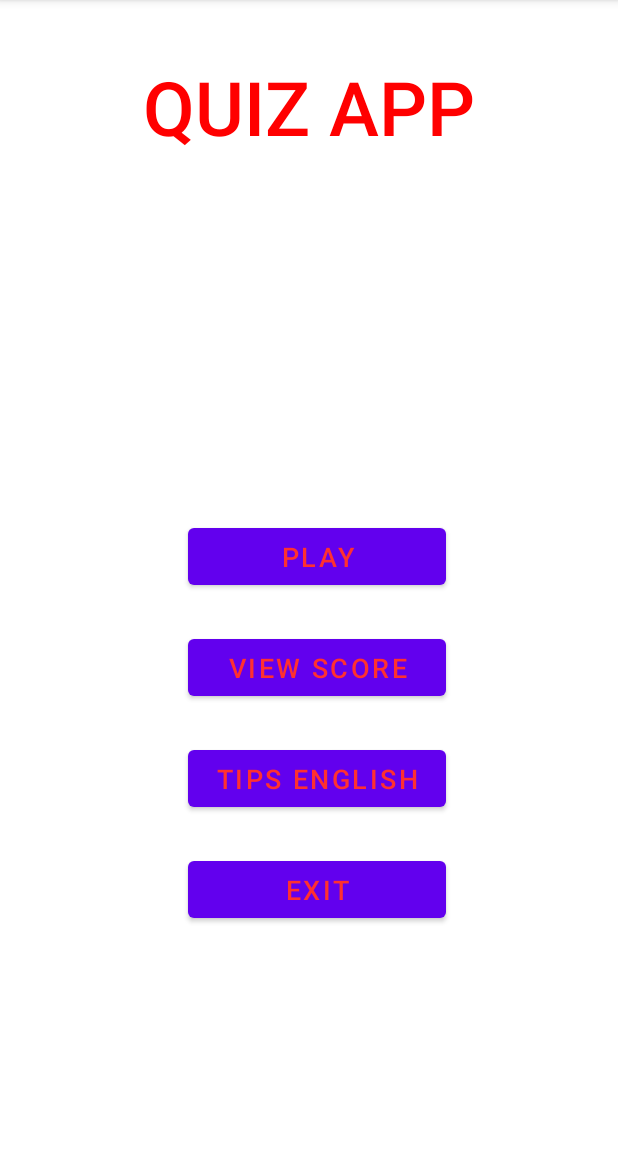
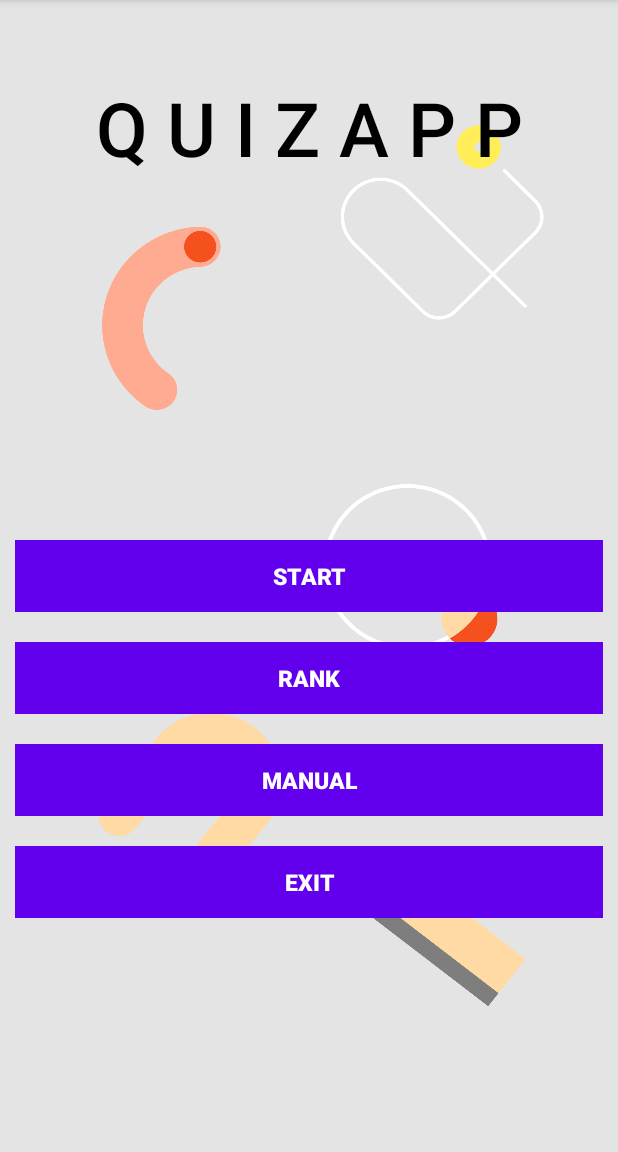
Before and after one commit to ThaitaiHo/Quizzz, an Android app: the screen it shows after launch (MainActivity), on a phone screen of 412 x 824 dp, the part 84-1236 px from its top. Run offline under Robolectric (Android 15) with nearby library versions, the phone set to English and light mode, and no system bars.

Commit message:
1:01 11.14.2020

```diff
--- a/Quizz/app/src/main/AndroidManifest.xml
+++ b/Quizz/app/src/main/AndroidManifest.xml
@@ -20,6 +20,9 @@
         <activity android:name=".Manual"/>
         <activity android:name=".Level"/>
         <activity android:name=".Playing"/>
+        <activity android:name=".Easy"/>
+        <activity android:name=".Normal"/>
+        <activity android:name=".Hard"/>
     </application>
 
 </manifest>
--- a/Quizz/app/src/main/res/layout/activity_main.xml
+++ b/Quizz/app/src/main/res/layout/activity_main.xml
@@ -10,28 +10,28 @@
     <LinearLayout
         android:layout_width="match_parent"
         android:layout_height="wrap_content"
-        android:orientation="vertical">
+        android:orientation="vertical"
+        android:background="@drawable/background1">
 
         <TextView
             android:layout_width="match_parent"
-            android:layout_height="82dp"
+            android:layout_height="110dp"
             android:layout_gravity="center"
             android:layout_marginTop="30dp"
             android:fontFamily="sans-serif-medium"
             android:gravity="center"
-            android:text="QUIZ APP"
-            android:textColor="#ff00"
+            android:text="Q U I Z A P P"
+            android:textColor="#000000"
             android:textSize="50dp" />
 
         <TextView
             android:id="@+id/txtFullName"
             android:layout_width="400dp"
+            android:layout_height="200dp"
             android:layout_gravity="center"
-            android:layout_height="200dp"
-            android:paddingTop="80dp"
             android:fontFamily="sans-serif-medium"
             android:gravity="center"
-            android:text="Hahaha"
+            android:paddingTop="80dp"
             android:textColor="#fff"
             android:textSize="35sp"
             android:textStyle="bold" />
@@ -47,47 +47,54 @@
 
             <Button
                 android:id="@+id/play_btn"
-                android:layout_width="172dp"
-                android:layout_height="50dp"
-                android:layout_marginLeft="125dp"
-                android:layout_marginTop="24dp"
-                android:layout_weight="1"
-                android:text="PLAY"
-                android:textColor="#FF3030"
-                android:textSize="18sp" />
+                style="@style/Widget.AppCompat.Button.Borderless"
+                android:layout_width="match_parent"
+                android:layout_height="wrap_content"
+                android:layout_margin="10dp"
+                android:background="#FF8a80"
+                android:text="START"
+                android:textSize="15sp"
+                android:textColor="@android:color/white"
+                android:textStyle="bold" />
 
             <Button
                 android:id="@+id/viewcode_btn"
-                android:layout_width="172dp"
-                android:layout_height="50dp"
-                android:layout_marginLeft="125dp"
-                android:layout_marginTop="24dp"
-                android:layout_weight="1"
-                android:text="VIEW SCORE"
-                android:textColor="#FF3030"
-                android:textSize="18sp" />
+                style="@style/Widget.AppCompat.Button.Borderless"
+                android:layout_width="match_parent"
+                android:layout_height="wrap_content"
+                android:layout_margin="10dp"
+                android:background="#FF8a80"
+                android:text="RANK"
+                android:textSize="15sp"
+                android:textColor="@android:color/white"
+                android:textStyle="bold" />
+
 
             <Button
                 android:id="@+id/manual_btn"
-                android:layout_width="172dp"
-                android:layout_height="50dp"
-                android:layout_marginLeft="125dp"
-                android:layout_marginTop="24dp"
-                android:layout_weight="1"
-                android:text="TIPS ENGLISH"
-                android:textColor="#FF3030"
-                android:textSize="18sp" />
+                style="@style/Widget.AppCompat.Button.Borderless"
+                android:layout_width="match_parent"
+                android:layout_height="wrap_content"
+                android:layout_margin="10dp"
+                android:background="#FF8a80"
+                android:text="MANUAL"
+                android:textSize="15sp"
+                android:textColor="@android:color/white"
+                android:textStyle="bold" />
+
 
             <Button
                 android:id="@+id/exit_btn"
-                android:layout_width="172dp"
-                android:layout_height="50dp"
-                android:layout_marginLeft="125dp"
-                android:layout_marginTop="24dp"
-                android:layout_weight="1"
+                style="@style/Widget.AppCompat.Button.Borderless"
+                android:layout_width="match_parent"
+                android:layout_height="wrap_content"
+                android:layout_margin="10dp"
+                android:background="#FF8a80"
                 android:text="EXIT"
-                android:textColor="#FF3030"
-                android:textSize="18sp" />
+                android:textSize="15sp"
+                android:textColor="@android:color/white"
+                android:textStyle="bold" />
+
 
         </LinearLayout>
     </LinearLayout>
```
Also changed, not shown: Quizz/app/src/main/java/com/example/quizz/Result.java (+21 -0 lines), Quizz/app/src/main/res/layout/high_score.xml (+8 -4 lines), Quizz/app/src/main/res/layout/level.xml (+39 -15 lines), Quizz/app/src/main/res/layout/manual.xml (+12 -7 lines), Quizz/app/src/main/res/layout/playing.xml (+5 -3 lines), Quizz/app/src/main/res/layout/result.xml (+15 -24 lines), Quizz/app/src/main/res/drawable/background1.png (added), Quizz/app/src/main/res/drawable/btn.png (added).
